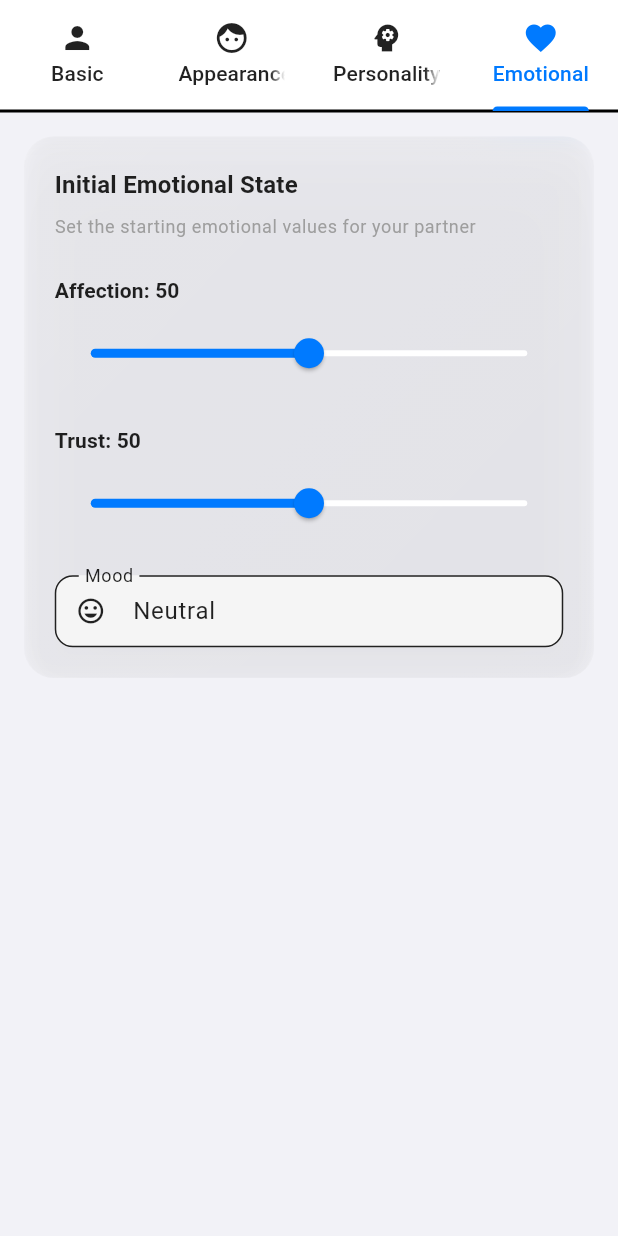
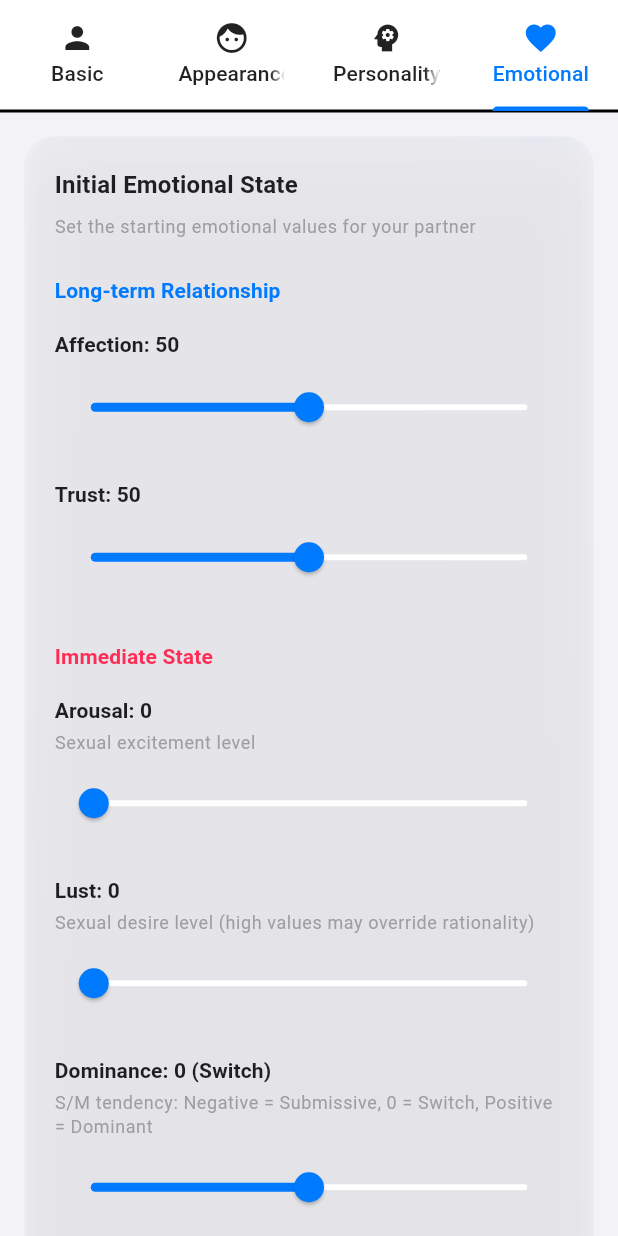
Before and after one commit to pollywoggy42/Qualia, a Flutter app: the PartnerEditor widget shown alone on an empty page, opened directly with empty values, tab 4 chosen, on a phone screen of 412 x 824 dp. Run offline on Flutter 3.47's test engine with Material 3 defaults, Android fonts, the phone set to English and light mode, and no system bars; our stand-ins replace cached_network_image, flutter_animate, flutter_riverpod, freezed_annotation, go_router, hive_flutter and 1 more; accounts and stored records are empty; generated files the repository leaves out were written again.

Commit message:
Test auto deployment

```diff
--- a/qualia_app/lib/views/new_session/widgets/partner_editor.dart
+++ b/qualia_app/lib/views/new_session/widgets/partner_editor.dart
@@ -62,6 +62,9 @@ class _PartnerEditorState extends ConsumerState<PartnerEditor>
   // Emotional State Controllers
   double _affection = 50.0;
   double _trust = 30.0;
+  double _arousal = 0.0;
+  double _lust = 0.0;
+  double _dominance = 0.0;
   late TextEditingController _moodController;
 
   // Profile image generation state
@@ -104,6 +107,9 @@ class _PartnerEditorState extends ConsumerState<PartnerEditor>
     // Emotional State
     _affection = widget.profile.emotionalState.affection.toDouble();
     _trust = widget.profile.emotionalState.trust.toDouble();
+    _arousal = widget.profile.emotionalState.arousal.toDouble();
+    _lust = widget.profile.emotionalState.lust.toDouble();
+    _dominance = widget.profile.emotionalState.dominance.toDouble();
     _moodController = TextEditingController(text: widget.profile.emotionalState.mood);
   }
 
@@ -170,6 +176,9 @@ class _PartnerEditorState extends ConsumerState<PartnerEditor>
       emotionalState: PartnerEmotionalState(
         affection: _affection.toInt(),
         trust: _trust.toInt(),
+        arousal: _arousal.toInt(),
+        lust: _lust.toInt(),
+        dominance: _dominance.toInt(),
         mood: _moodController.text,
       ),
       secret: _secretController.text.isEmpty ? null : _secretController.text,
@@ -514,6 +523,16 @@ class _PartnerEditorState extends ConsumerState<PartnerEditor>
               ),
               const SizedBox(height: 24),
 
+              // Long-term Relationship Axes
+              Text(
+                'Long-term Relationship',
+                style: Theme.of(context).textTheme.titleSmall?.copyWith(
+                      fontWeight: FontWeight.bold,
+                      color: Theme.of(context).colorScheme.primary,
+                    ),
+              ),
+              const SizedBox(height: 16),
+
               // Affection Slider
               Text(
                 'Affection: ${_affection.toInt()}',
@@ -558,9 +577,116 @@ class _PartnerEditorState extends ConsumerState<PartnerEditor>
                   _notifyChange();
                 },
               ),
+              const SizedBox(height: 32),
+
+              // Immediate State Axes
+              Text(
+                'Immediate State',
+                style: Theme.of(context).textTheme.titleSmall?.copyWith(
+                      fontWeight: FontWeight.bold,
+                      color: Theme.of(context).colorScheme.secondary,
+                    ),
+              ),
+              const SizedBox(height: 16),
+
+              // Arousal Slider
+              Text(
+                'Arousal: ${_arousal.toInt()}',
+                style: Theme.of(context).textTheme.titleSmall?.copyWith(
+                      fontWeight: FontWeight.bold,
+                    ),
+              ),
+              const SizedBox(height: 4),
+              Text(
+                'Sexual excitement level',
+                style: Theme.of(context).textTheme.bodySmall?.copyWith(
+                      color: Colors.grey,
+                    ),
+              ),
+              const SizedBox(height: 8),
+              Slider(
+                value: _arousal,
+                min: 0,
+                max: 100,
+                divisions: 100,
+                label: _arousal.toInt().toString(),
+                onChanged: (value) {
+                  setState(() {
+                    _arousal = value;
+                  });
+                  _notifyChange();
+                },
+              ),
               const SizedBox(height: 24),
 
+              // Lust Slider
+              Text(
+                'Lust: ${_lust.toInt()}',
+                style: Theme.of(context).textTheme.titleSmall?.copyWith(
+                      fontWeight: FontWeight.bold,
+                    ),
+              ),
+              const SizedBox(height: 4),
+              Text(
+                'Sexual desire level (high values may override rationality)',
+                style: Theme.of(context).textTheme.bodySmall?.copyWith(
+                      color: Colors.grey,
+                    ),
+              ),
+              const SizedBox(height: 8),
+              Slider(
+                value: _lust,
+                min: 0,
+                max: 100,
+                divisions: 100,
+                label: _lust.toInt().toString(),
+                onChanged: (value) {
+                  setState(() {
+                    _lust = value;
+                  });
+                  _notifyChange();
+                },
+              ),
+              const SizedBox(height: 24),
+
+              // Dominance Slider
+              Text(
+                'Dominance: ${_dominance.toInt()} (${_getDominanceLabel(_dominance.toInt())})',
+                style: Theme.of(context).textTheme.titleSmall?.copyWith(
+                      fontWeight: FontWeight.bold,
+                    ),
+              ),
+              const SizedBox(height: 4),
+              Text(
+                'S/M tendency: Negative = Submissive, 0 = Switch, Positive = Dominant',
+                style: Theme.of(context).textTheme.bodySmall?.copyWith(
+                      color: Colors.grey,
+                    ),
+              ),
+              const SizedBox(height: 8),
+              Slider(
+                value: _dominance,
+                min: -100,
+                max: 100,
+                divisions: 200,
+                label: '${_dominance.toInt()} (${_getDominanceLabel(_dominance.toInt())})',
+                onChanged: (value) {
+                  setState(() {
+                    _dominance = value;
+                  });
+                  _notifyChange();
+                },
+              ),
+              const SizedBox(height: 32),
+
               // Mood TextField
+              Text(
+                'Current Mood',
+                style: Theme.of(context).textTheme.titleSmall?.copyWith(
+                      fontWeight: FontWeight.bold,
+                    ),
+              ),
+              const SizedBox(height: 8),
               _buildTextField(
                 controller: _moodController,
                 label: 'Mood',
@@ -574,6 +700,13 @@ class _PartnerEditorState extends ConsumerState<PartnerEditor>
       ],
     );
   }
+
+  String _getDominanceLabel(int value) {
+    if (value < -30) return 'Submissive';
+    if (value > 30) return 'Dominant';
+    return 'Switch';
+  }
+
 
   Widget _buildVisualDescriptorCard({
     required String title,
```
Also changed, not shown: vercel.json (added), 2 other files.
